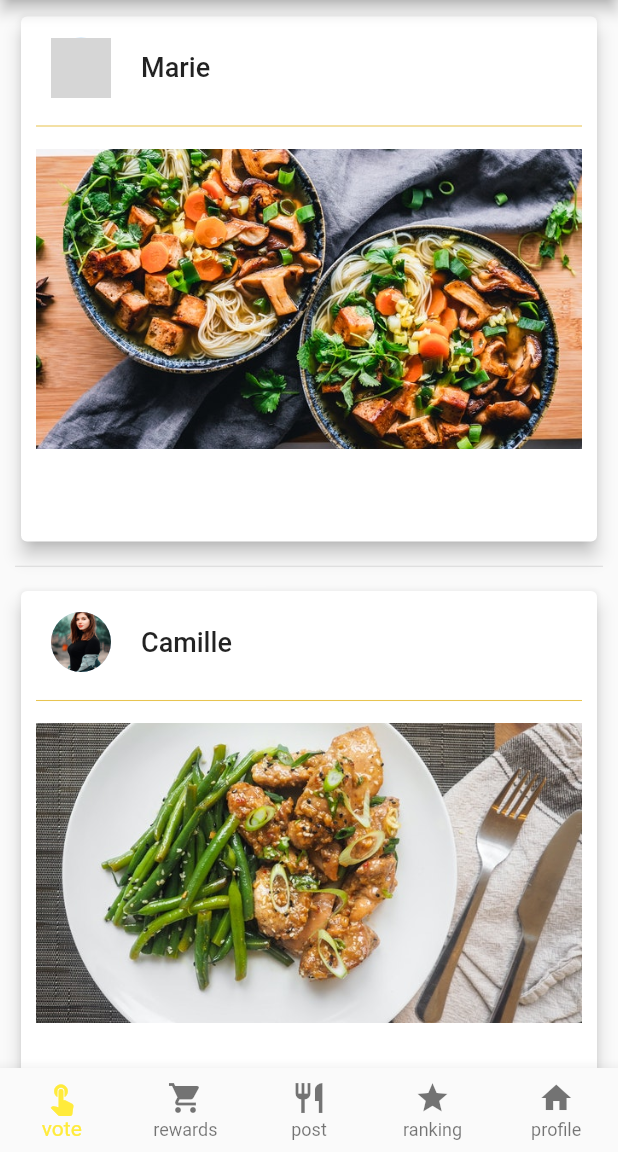
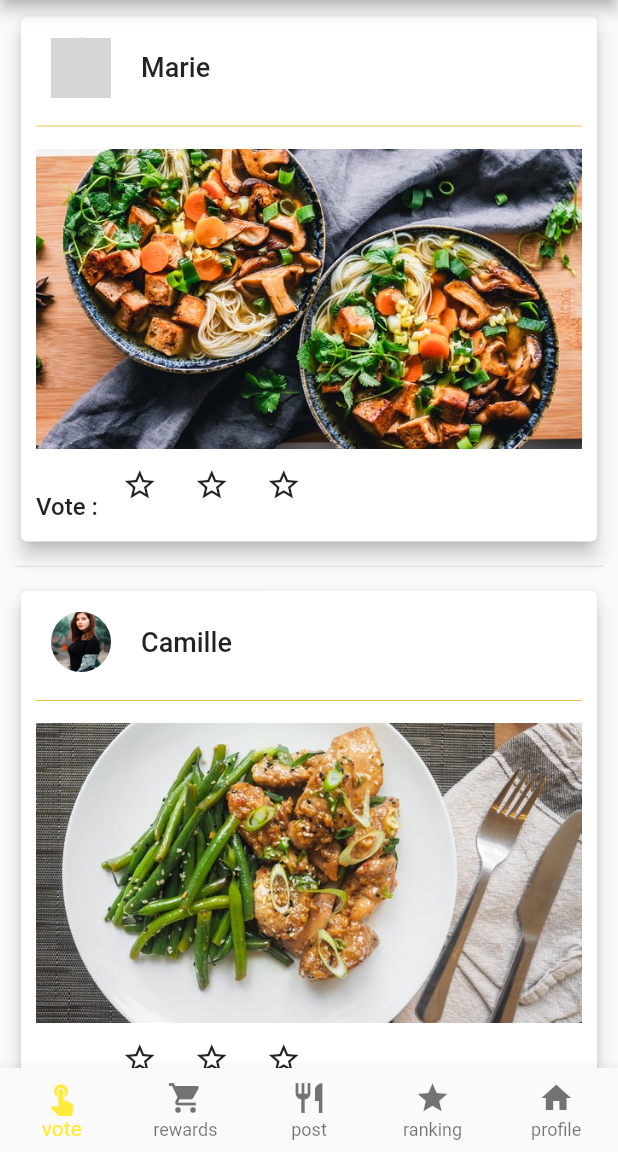
Before and after one commit to MaximeArn/cooking_app, a Flutter app: the screen it shows after launch, scrolled down 1152 dp, on a phone screen of 412 x 824 dp, the part 84-1236 px from its top. Run offline on Flutter 3.47's test engine with Material 2 defaults, Android fonts, the phone set to English and light mode, and no system bars; grey boxes are pictures that could not be loaded.

Commit message:
add vote section

```diff
--- a/lib/views/vote/widgets/post_card.dart
+++ b/lib/views/vote/widgets/post_card.dart
@@ -50,7 +50,6 @@ class PostCard extends StatelessWidget {
               ),
               Flexible(
                 flex: 4,
-                // child: Container(color: Colors.green,),
                 child: Row(
                   children: [
                     Expanded(
@@ -58,18 +57,38 @@ class PostCard extends StatelessWidget {
                         image: AssetImage(post.photo),
                         fit: BoxFit.cover,
                         child: InkWell(
+                          borderRadius: BorderRadius.all(Radius.circular(5)),
                           onTap: () {
                             print("image tapped");
                           },
                         ),
-                    ))
+                      ),
+                    )
                   ],
                 ),
               ),
               Flexible(
                 flex: 1,
                 child: Row(
-                  children: [],
+                  crossAxisAlignment: CrossAxisAlignment.end,
+                  children: [
+                    Text("Vote : ", style: TextStyle(fontSize: 16, fontWeight: FontWeight.w500),),
+                    IconButton(
+                        onPressed: () {
+                          print("1 star");
+                        },
+                        icon: Icon(Icons.star_border)),
+                        IconButton(
+                        onPressed: () {
+                          print("2 star");
+                        },
+                        icon: Icon(Icons.star_border)),
+                        IconButton(
+                        onPressed: () {
+                          print("3 star");
+                        },
+                        icon: Icon(Icons.star_border)),
+                  ],
                 ),
               ),
             ],
--- a/pubspec.yaml
+++ b/pubspec.yaml
@@ -23,6 +23,7 @@ environment:
 dependencies:
   flutter:
     sdk: flutter
+  photo_view: ^0.11.1
 
   # The following adds the Cupertino Icons font to your application.
   # Use with the CupertinoIcons class for iOS style icons.
```
Also changed, not shown: pubspec.lock. Lines whose indentation alone changed are shown as unchanged.
